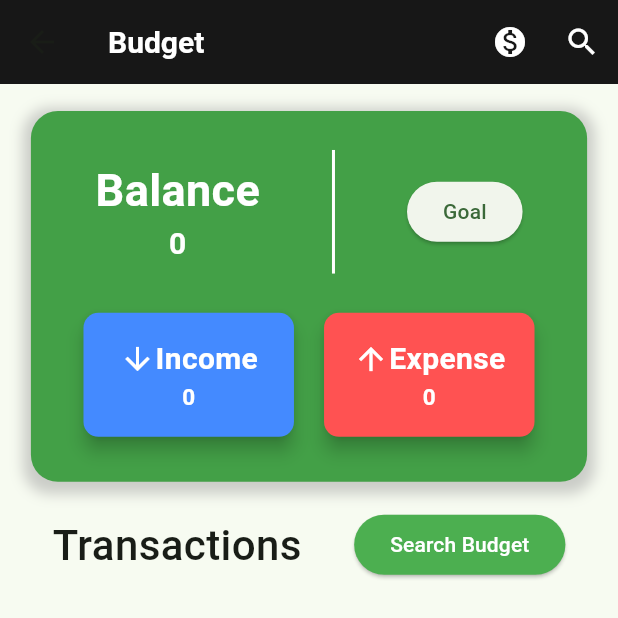
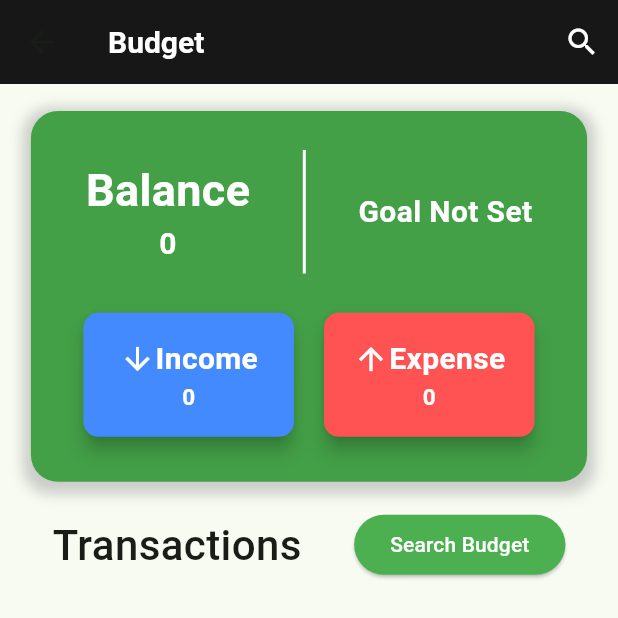
Before and after one commit to ahmaddioxide/ppocket, a Flutter app: the BudgetHome screen opened directly, on a phone screen of 412 x 824 dp. Shown: the top 618 px of the screen. Run offline on Flutter 3.47's test engine with Material 3 defaults, Android fonts, the phone set to English and light mode, and no system bars; our stand-ins replace cached_network_image, cloud_firestore, curved_navigation_bar, device_preview, firebase_auth, firebase_core and 3 more; missing offline and left inert: qr_code_scanner; accounts and stored records are empty.

Commit message:
Updated budget home screen

```diff
--- a/lib/views/budget_screens/budget_goal.dart
+++ b/lib/views/budget_screens/budget_goal.dart
@@ -1,7 +1,6 @@
 import 'package:flutter/material.dart';
 import 'package:get/get.dart';
 import 'package:ppocket/controllers/budget_controller.dart';
-import 'package:ppocket/views/budget_screens/set_budget_goal_screen.dart';
 
 class BudgetGoalScreen extends StatelessWidget {
   const BudgetGoalScreen({Key? key}) : super(key: key);
@@ -84,6 +83,7 @@ class BudgetGoalScreen extends StatelessWidget {
               }
             },
           ),
+
         ),
       ),
     );
--- a/lib/views/budget_screens/budget_home_screen.dart
+++ b/lib/views/budget_screens/budget_home_screen.dart
@@ -3,12 +3,9 @@ import 'package:get/get.dart';
 import 'package:intl/intl.dart';
 import 'package:ppocket/controllers/budget_controller.dart';
 import 'package:ppocket/controllers/models/transaction_model.dart';
-import 'package:ppocket/views/budget_screens/budget_goal.dart';
 import 'package:ppocket/views/budget_screens/update_bidget_screen.dart';
 import 'package:ppocket/views/components/loading_widget.dart';
-import 'package:ppocket/views/report_bug/report_bug_screen.dart';
 import 'package:ppocket/views/search_navigation_screens/navigation_screen.dart';
-import 'package:ppocket/views/search_reciepts/search_reciepts.dart';
 
 import 'package:ppocket/views/budget_screens/budget_search.dart';
 
@@ -36,21 +33,7 @@ class BudgetHome extends StatelessWidget {
           fontSize: 30.0,
           fontWeight: FontWeight.bold,
         ),
-        actions: [
-          IconButton(
-            icon: const Icon(Icons.monetization_on, color: Colors.white),
-            onPressed: () {
-              // Navigate to the report bug screen
-              Navigator.push(
-                context,
-                MaterialPageRoute(
-                  builder: (context) => BugReportScreen(),
-                ),
-              );
-
-            },
-          ),
-          IconButton(
+        actions: [          IconButton(
             icon: const Icon(Icons.search, color: Colors.white),
             onPressed: () {
               // Navigate to the add transaction screen
@@ -137,15 +120,72 @@ class BudgetHome extends StatelessWidget {
 
                               Column(
                                 children: [
+                                  Container(
+                                              child: FutureBuilder(
+            future: budgetController.getBudgetGoalForCurrentMonth(),
+            builder: (context, AsyncSnapshot<Map> snapshot) {
+              if (snapshot.connectionState == ConnectionState.waiting) {
+                return const Center(child: CircularProgressIndicator());
+              } else if (snapshot.hasError) {
+                return Text('Error: ${snapshot.error}');
+              } else if (snapshot.hasData && snapshot.data!.isNotEmpty) {
+                final goalData = snapshot.data!;
+                final goalAmount = goalData['amount'];
+                return Center(
+                  child: Column(
+                    // mainAxisAlignment: MainAxisAlignment.center,
+                    children: [
+                      Padding(
+                        padding: const EdgeInsets.only(bottom: 10, top: 10),
+                        child: Text(
+                          'Budget Goal',
+                          style: const TextStyle(
+                            fontSize: 20,
+                            fontWeight: FontWeight.bold,
+                            color: Colors.white,
+                          ),
+                        ),
+                      ),
+                      Text(
+                        '$goalAmount',
+                        style: const TextStyle(
+                          fontSize: 24,
+                          fontWeight: FontWeight.bold,
+                          color: Colors.white,
+                        ),
+                      ),
+                    ],
+                  ),
+                );
+              } else {
+                // return Text('No Budget Goal Set for the Current Month');
+                return const Center(
+                  child: Column(
+                    mainAxisAlignment: MainAxisAlignment.center,
+                    children: [
+                      Center(
+                        child: Column(
+                          children: [
+                            Text(
+                              'Goal Not Set',
+                              style: TextStyle(
+                                fontSize: 20,
+                                fontWeight: FontWeight.bold,
+                                color: Colors.white,
+                              ),
+                            ),
+                          ],
+                        ),
+                      ),
+                       ],
+                  ),
+                );
+              }
+            },
+          ),
 
-                                  ElevatedButton(onPressed: (
-                                  ){
-                                    Navigator.push(context, MaterialPageRoute(builder: (context) => BudgetGoalScreen()));
-                                  }, child: Text("Goal")),
+                                  ),
 
-
-                                  // Text("Goal"),
-                                  // Text(goal != null ? goal.amount.toString() : "No goal set")
                                 ],
                               ),
                             ],
@@ -372,7 +412,7 @@ class BudgetHome extends StatelessWidget {
                                             color: Colors.green,
                                           ),
                                           onPressed: () {
-                                              // Navigate to the update transaction screen
+                                               // Navigate to the update transaction screen
                                               Navigator.push(
                                                 context,
                                                 MaterialPageRoute(
```
